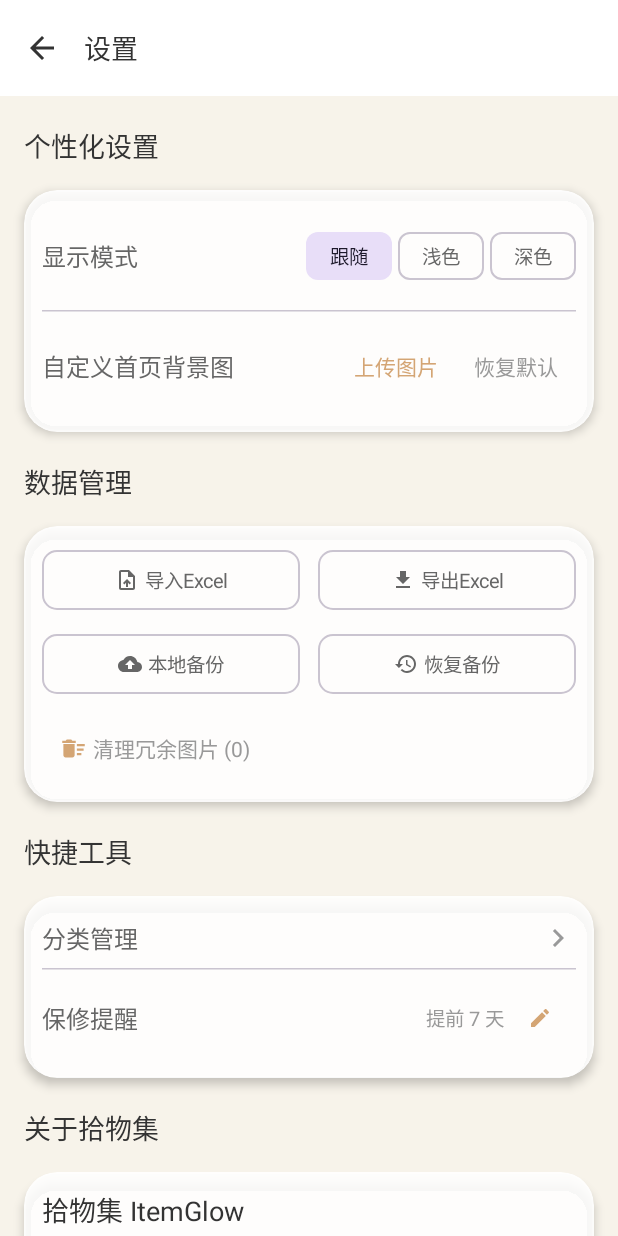
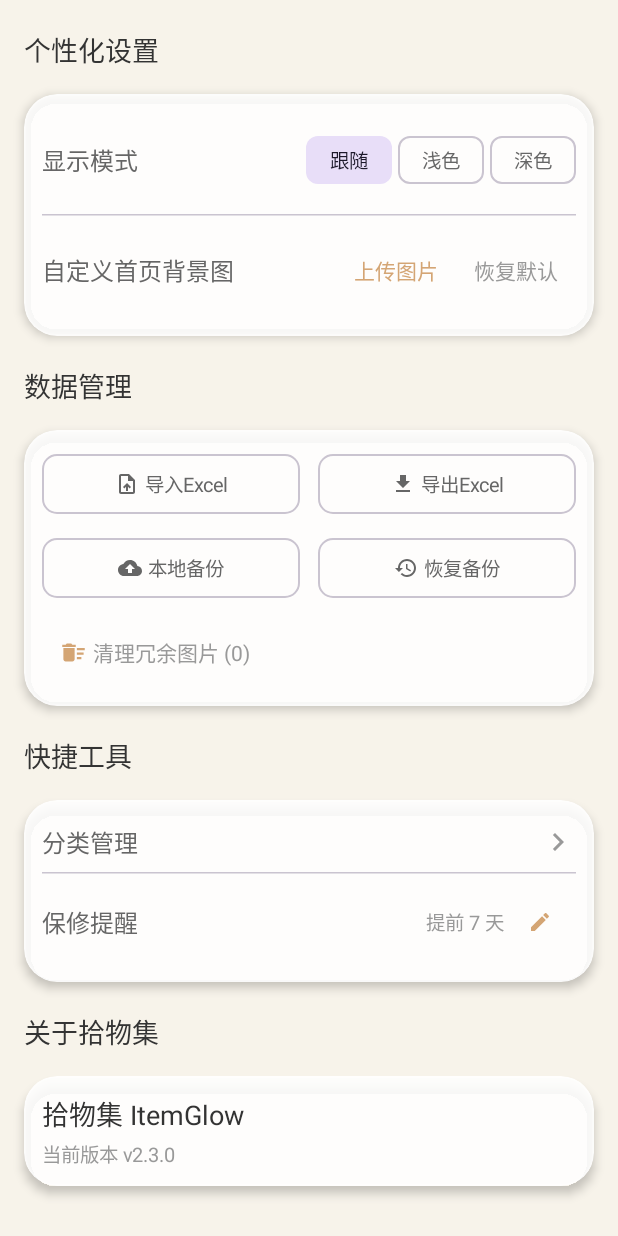
Before and after one commit to nanji0710/LootArchive, an Android app built with Jetpack Compose: the composable SettingsScreen shown on its own in the app's theme, on a phone screen of 412 x 824 dp. Run offline under Robolectric (Android 15) with nearby library versions, the light colour scheme and no system bars; our stand-ins replace Dagger/Hilt's generated code.

Commit message:
fix: v2.3.2 — 浅色模式颜色修复+背景图上传+汉堡菜单+全页去TopBar
颜色系统: Color函数改用 LocalDarkTheme(CompositionLocal) 替代 isSystemInDarkTheme()
  → 浅色/深色模式下颜色不再错乱

全局背景图: MainActivity 根层级渲染自定义背景 + 30%暗遮罩
  → 所有页面统一显示，不局限于首页

背景图上传: SettingsScreen 集成 GetContent launcher
  → 上传图片/恢复默认 按钮可用

汉堡菜单: 首页左上角按钮 → 分类管理页

TopBar: 设置页/资产汇总/我的 统一去掉顶部栏

```diff
--- a/app/build.gradle.kts
+++ b/app/build.gradle.kts
@@ -14,8 +14,8 @@ android {
         applicationId = "com.nanji.lootarchive"
         minSdk = 31
         targetSdk = 36
-        versionCode = 18
-        versionName = "2.3.1"
+        versionCode = 19
+        versionName = "2.3.2"
 
         testInstrumentationRunner = "androidx.test.runner.AndroidJUnitRunner"
     }
--- a/app/src/main/java/com/nanji/lootarchive/ui/MainScreen.kt
+++ b/app/src/main/java/com/nanji/lootarchive/ui/MainScreen.kt
@@ -21,6 +21,8 @@ import com.nanji.lootarchive.ui.home.HomeScreen
 import com.nanji.lootarchive.ui.search.SearchScreen
 import com.nanji.lootarchive.ui.settings.SettingsScreen
 import com.nanji.lootarchive.ui.statistics.StatisticsScreen
+import coil.compose.AsyncImage
+import com.nanji.lootarchive.data.repository.SettingsRepository
 import com.nanji.lootarchive.ui.theme.Primary
 import com.nanji.lootarchive.ui.theme.TextAuxiliary
 import com.nanji.lootarchive.ui.theme.TextPrimary
@@ -107,8 +109,8 @@ fun MainScreen() {
                             onImportExcel = { navigate(Route.BACKUP) },
                             onBackupData = { navigate(Route.BACKUP) }
                         )
-                        // 悬浮菜单（左上）
-                        IconButton(onClick={}, modifier=Modifier.align(Alignment.TopStart).padding(top=4.dp,start=8.dp).size(40.dp)) {
+                        // 悬浮菜单（左上）→ 分类管理
+                        IconButton(onClick={navigate(Route.CATEGORY)}, modifier=Modifier.align(Alignment.TopStart).padding(top=4.dp,start=8.dp).size(40.dp)) {
                             Icon(Icons.Filled.Menu,"菜单",tint=TextPrimary().copy(alpha=0.30f),modifier=Modifier.size(26.dp))
                         }
                         // 悬浮搜索（右上）
--- a/app/src/main/java/com/nanji/lootarchive/ui/settings/SettingsScreen.kt
+++ b/app/src/main/java/com/nanji/lootarchive/ui/settings/SettingsScreen.kt
@@ -1,5 +1,8 @@
 package com.nanji.lootarchive.ui.settings
 
+import android.net.Uri
+import androidx.activity.compose.rememberLauncherForActivityResult
+import androidx.activity.result.contract.ActivityResultContracts
 import androidx.compose.foundation.layout.*
 import androidx.compose.foundation.rememberScrollState
 import androidx.compose.foundation.shape.RoundedCornerShape
@@ -11,6 +14,7 @@ import androidx.compose.runtime.*
 import androidx.compose.ui.Alignment
 import androidx.compose.ui.Modifier
 import androidx.compose.ui.text.font.FontWeight
+import androidx.compose.ui.platform.LocalContext
 import androidx.compose.ui.unit.dp
 import androidx.compose.ui.unit.sp
 import androidx.hilt.navigation.compose.hiltViewModel
@@ -34,9 +38,16 @@ fun SettingsScreen(
     var showReminderDialog by remember { mutableStateOf(false) }
     var showEmptyTrashDialog by remember { mutableStateOf(false) }
     var editReminderDays by remember { mutableStateOf("") }
+    val context = LocalContext.current
+
+    val bgImageLauncher = rememberLauncherForActivityResult(ActivityResultContracts.GetContent()) { uri: Uri? ->
+        if (uri != null) {
+            context.contentResolver.takePersistableUriPermission(uri, android.content.Intent.FLAG_GRANT_READ_URI_PERMISSION)
+            viewModel.setBackgroundUri(uri.toString())
+        }
+    }
 
     Scaffold(
-        topBar = { if (!isTabMode) { TopAppBar(title = { Text("设置") }, navigationIcon = { IconButton(onClick = onNavigateBack) { Icon(Icons.Filled.ArrowBack, "返回") } }) } },
         containerColor = MaterialTheme.colorScheme.background
     ) { padding ->
         Column(
@@ -63,8 +74,8 @@ fun SettingsScreen(
                 // 背景图
                 Row(Modifier.fillMaxWidth().padding(vertical = 8.dp), verticalAlignment = Alignment.CenterVertically) {
                     Text("自定义首页背景图", fontSize = 16.sp, color = TextSecondary(), modifier = Modifier.weight(1f))
-                    TextButton(onClick = { /* TODO: 相册选择 */ }) { Text("上传图片", color = Primary()) }
-                    TextButton(onClick = { /* TODO: 恢复默认 */ }) { Text("恢复默认", color = TextAuxiliary()) }
+                    TextButton(onClick = { bgImageLauncher.launch("image/*") }) { Text("上传图片", color = Primary()) }
+                    TextButton(onClick = { viewModel.clearBackground() }) { Text("恢复默认", color = TextAuxiliary()) }
                 }
             }
 
--- a/app/src/main/java/com/nanji/lootarchive/ui/theme/Color.kt
+++ b/app/src/main/java/com/nanji/lootarchive/ui/theme/Color.kt
@@ -1,6 +1,5 @@
 package com.nanji.lootarchive.ui.theme
 
-import androidx.compose.foundation.isSystemInDarkTheme
 import androidx.compose.runtime.Composable
 import androidx.compose.ui.graphics.Color
 
@@ -23,14 +22,11 @@ val _TextPrimaryDark = Color(0xFFF5F5F5)
 val _TextSecondaryDark = Color(0xFFD9D9D9)
 val _TextAuxiliaryDark = Color(0xFFAAAAAA)
 
-// ─── @Composable 主题感知色（所有页面统一使用这些） ───
-@Composable fun Primary() = if (isSystemInDarkTheme()) _PrimaryDark else _Primary
-@Composable fun Background() = if (isSystemInDarkTheme()) _BackgroundDark else _BackgroundLight
-@Composable fun TextPrimary() = if (isSystemInDarkTheme()) _TextPrimaryDark else _TextPrimaryLight
-@Composable fun TextSecondary() = if (isSystemInDarkTheme()) _TextSecondaryDark else _TextSecondaryLight
-@Composable fun TextAuxiliary() = if (isSystemInDarkTheme()) _TextAuxiliaryDark else _TextAuxiliaryLight
-@Composable fun GlassBg() = if (isSystemInDarkTheme()) _GlassBgDark else _GlassBgLight
-@Composable fun GlassBorder() = if (isSystemInDarkTheme()) _GlassBorderDark else _GlassBorderLight
+// ─── @Composable 主题感知色（读取 LootArchiveTheme 提供的 LocalDarkTheme） ───
+@Composable fun Primary() = if (LocalDarkTheme.current) _PrimaryDark else _Primary
+@Composable fun TextPrimary() = if (LocalDarkTheme.current) _TextPrimaryDark else _TextPrimaryLight
+@Composable fun TextSecondary() = if (LocalDarkTheme.current) _TextSecondaryDark else _TextSecondaryLight
+@Composable fun TextAuxiliary() = if (LocalDarkTheme.current) _TextAuxiliaryDark else _TextAuxiliaryLight
 fun OnPrimary() = _OnPrimary
 
 // ─── 功能色（不随主题变化） ───
--- a/app/src/main/java/com/nanji/lootarchive/ui/theme/GlassEffect.kt
+++ b/app/src/main/java/com/nanji/lootarchive/ui/theme/GlassEffect.kt
@@ -2,7 +2,6 @@ package com.nanji.lootarchive.ui.theme
 
 import androidx.compose.foundation.background
 import androidx.compose.foundation.border
-import androidx.compose.foundation.isSystemInDarkTheme
 import androidx.compose.foundation.shape.RoundedCornerShape
 import androidx.compose.runtime.Composable
 import androidx.compose.ui.Modifier
@@ -40,14 +39,15 @@ enum class GlassTier(
  */
 @Composable
 fun glassBackground(tier: GlassTier): Color {
-    val base = if (isSystemInDarkTheme()) _GlassBgDark else _GlassBgLight
-    val alpha = if (isSystemInDarkTheme()) tier.alphaDark else tier.alphaLight
+    val dark = LocalDarkTheme.current
+    val base = if (dark) _GlassBgDark else _GlassBgLight
+    val alpha = if (dark) tier.alphaDark else tier.alphaLight
     return base.copy(alpha = alpha.coerceIn(0f, 1f))
 }
 
 @Composable
 fun glassBorderColor(): Color =
-    if (isSystemInDarkTheme()) _GlassBorderDark else _GlassBorderLight
+    if (LocalDarkTheme.current) _GlassBorderDark else _GlassBorderLight
 
 /**
  * 应用玻璃效果的 Modifier — 统一使用透明度模拟毛玻璃
--- a/app/src/main/java/com/nanji/lootarchive/ui/theme/Theme.kt
+++ b/app/src/main/java/com/nanji/lootarchive/ui/theme/Theme.kt
@@ -4,10 +4,15 @@ import android.app.Activity
 import androidx.compose.foundation.isSystemInDarkTheme
 import androidx.compose.material3.*
 import androidx.compose.runtime.Composable
+import androidx.compose.runtime.CompositionLocalProvider
 import androidx.compose.runtime.SideEffect
+import androidx.compose.runtime.staticCompositionLocalOf
 import androidx.compose.ui.graphics.Color
 import androidx.compose.ui.platform.LocalView
 import androidx.core.view.WindowCompat
+
+// ─── 传递 APP 主题模式给所有子组件 ───
+val LocalDarkTheme = staticCompositionLocalOf { false }
 
 private val LightColorScheme = lightColorScheme(
     primary = _Primary, onPrimary = _OnPrimary,
@@ -39,5 +44,7 @@ fun LootArchiveTheme(themeMode: String = "system", content: @Composable () -> Un
             }
         }
     }
-    MaterialTheme(colorScheme = colorScheme, typography = AppTypography, content = content)
+    CompositionLocalProvider(LocalDarkTheme provides darkTheme) {
+        MaterialTheme(colorScheme = colorScheme, typography = AppTypography, content = content)
+    }
 }
```
Also changed, not shown: app/src/main/java/com/nanji/lootarchive/MainActivity.kt (+15 -3 lines), app/src/main/java/com/nanji/lootarchive/ui/settings/SettingsViewModel.kt (+8 -0 lines).
